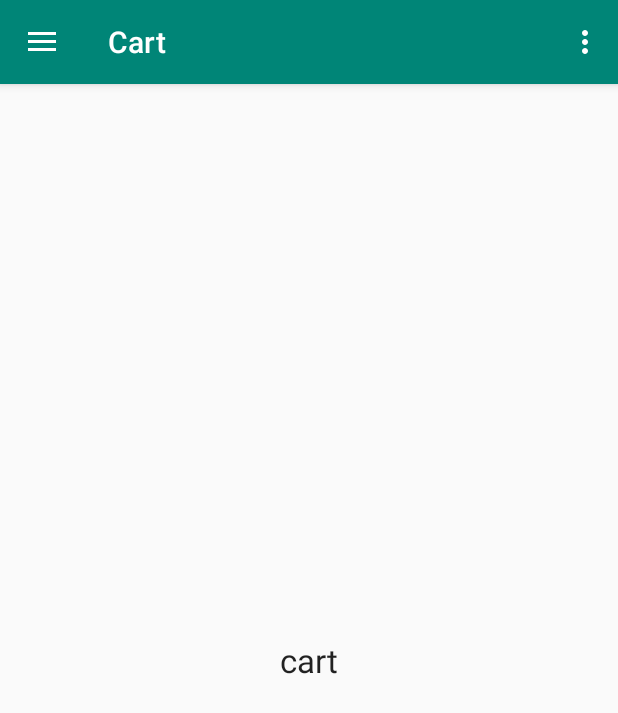
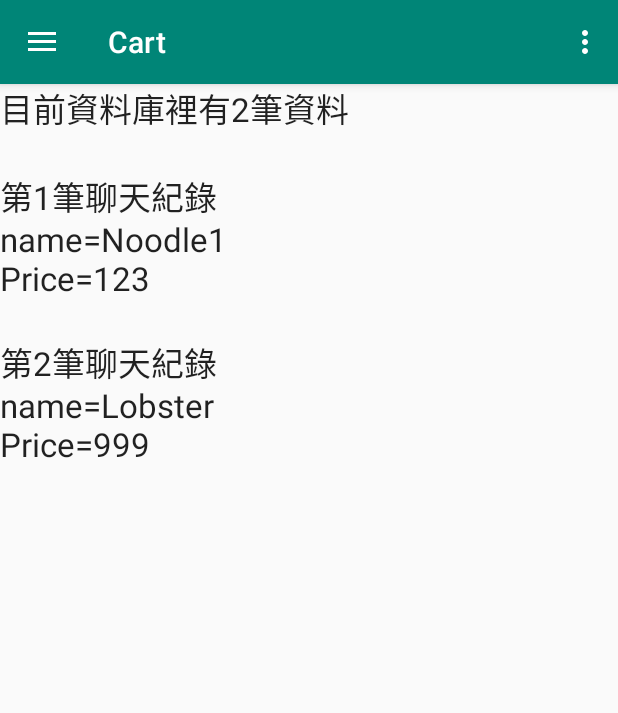
Before and after one commit to YummyLobster/Superior, an Android app: the screen it shows after launch (MainActivity), after a tap on "Cart", on a phone screen of 412 x 824 dp. Shown: the top 713 px of the screen. Run offline under Robolectric (Android 15) with nearby library versions, the light colour scheme and no system bars; 1 other tap on this screen came first.

Commit message:
CartFragment with sample data

```diff
--- a/app/src/main/java/com/example/phoebee/superiorproject/CartFragment.java
+++ b/app/src/main/java/com/example/phoebee/superiorproject/CartFragment.java
@@ -7,9 +7,16 @@ package com.example.phoebee.superiorproject;
         import android.view.LayoutInflater;
         import android.view.View;
         import android.view.ViewGroup;
+        import android.widget.TextView;
+
+        import com.example.phoebee.superiorproject.db.GoodDB;
+        import com.example.phoebee.superiorproject.model.Markets;
+
+        import java.util.List;
 
 public class CartFragment extends Fragment {
 
+    private TextView mCartList;
     @Override
     public void onViewCreated(View view, @Nullable Bundle savedInstanceState){
         super.onViewCreated(view, savedInstanceState);
@@ -20,7 +27,29 @@ public class CartFragment extends Fragment {
     @Nullable
     @Override
     public View onCreateView(LayoutInflater inflater, @Nullable ViewGroup container, Bundle savedInstanceState){
-        return inflater.inflate(R.layout.nav_cart, container, false);
+        View view = inflater.inflate(R.layout.nav_cart, container, false);
+
+        mCartList = (TextView)view.findViewById(R.id.shoppinglist);
+
+        // 建立資料庫物件
+        GoodDB test=new GoodDB(view.getContext());
+        // 如果資料庫是空的，就建立一些範例資料
+        // 這是為了方便測試用的，完成應用程式以後可以拿掉
+        if (test.getCount() == 0) {
+            test.sample();
+        }
+
+        mCartList.setText("目前資料庫裡有"+String.valueOf(test.getCount()).toString()+"筆資料\n");
+        // 取得所有記事資料
+        List<Markets> items=test.getAll();
+        for(Markets i:items){
+            mCartList.append("\n第"+String.valueOf(i.getId()).toString()+"筆聊天紀錄\n");
+            mCartList.append("name="+i.getName()+"\n");
+            mCartList.append("Price="+String.valueOf(i.getPrice()).toString()+"\n");
+        }
+        test.close();
+
+        return view;
     }
 
 }
--- a/app/src/main/java/com/example/phoebee/superiorproject/db/GoodDB.java
+++ b/app/src/main/java/com/example/phoebee/superiorproject/db/GoodDB.java
@@ -133,7 +133,7 @@ public class GoodDB {
         Markets result = new Markets();
         result.setId(cursor.getLong(0));
         result.setName(cursor.getString(1));
-        result.setPrice(cursor.getString(2));
+        result.setPrice(cursor.getLong(2));
         result.setCategory(cursor.getString(3));
         result.setImage(cursor.getString(4));
         result.setMarket(cursor.getString(5));
@@ -152,13 +152,14 @@ public class GoodDB {
 
     // 建立範例資料
     public void sample() {
-//        Markets item = new Markets(0,"test 玩家1號",null);
-//        Markets item2 = new Markets(0,"test 玩家2號","內文zxc");
-//        Markets item3 = new Markets(0,"test 玩家3號","內文asd");
-//        Markets item4 = new Markets(0,"test 玩家4號","內文qwe");
-//        insert(item);
-//        insert(item2);
-//        insert(item3);
-//        insert(item4);
+        String iName = "Noodle1";
+        Long iPrice = 123L;
+        String iCategory = "Food";
+        String iImage = "www.google.com";
+        String iMarket = "99Ranch";
+        Markets item = new Markets(iName,iPrice,iCategory,iImage,iMarket);
+        Markets item2 = new Markets("Lobster",999L,"Seafood",iImage,iMarket);
+        insert(item);
+        insert(item2);
     }
 }
--- a/app/src/main/java/com/example/phoebee/superiorproject/model/Markets.java
+++ b/app/src/main/java/com/example/phoebee/superiorproject/model/Markets.java
@@ -4,20 +4,20 @@ package com.example.phoebee.superiorproject.model;
 public class Markets {
     private long id;
     private String name;
-    private String price;
+    private long price;
     private String category;
     private String image;
     private String market;
     public Markets(){
     }
-    public Markets(String name, String price, String category, String image, String market) {
+    public Markets(String name, long price, String category, String image, String market) {
         this.name = name;
         this.price = price;
         this.category = category;
         this.image = image;
         this.market = market;
     }
-    public Markets(long id,String name, String price, String category, String image, String market) {
+    public Markets(long id,String name, long price, String category, String image, String market) {
         this.id=id;
         this.name = name;
         this.price = price;
@@ -40,11 +40,11 @@ public class Markets {
         this.name = name;
     }
 
-    public String getPrice() {
+    public long getPrice() {
         return price;
     }
 
-    public void setPrice(String price) {
+    public void setPrice(long price) {
         this.price = price;
     }
 
--- a/app/src/main/java/com/example/phoebee/superiorproject/utilities/JSONUtils.java
+++ b/app/src/main/java/com/example/phoebee/superiorproject/utilities/JSONUtils.java
@@ -23,7 +23,7 @@ public class JSONUtils {
             for (int i = 0; i < jsonArray.length(); i++) {
                 JSONObject object = jsonArray.getJSONObject(i);
                 String name = object.getString("name");
-                String price = object.getString("price");
+                Long price = object.getLong("price");
                 String category = object.getString("Category");
                 String image = object.getString("image");
                 String market = object.getString("market");
--- a/app/src/main/res/layout/nav_cart.xml
+++ b/app/src/main/res/layout/nav_cart.xml
@@ -6,12 +6,10 @@
     android:orientation="vertical">
 
     <TextView
-        android:layout_centerHorizontal="true"
-        android:layout_centerVertical="true"
-        android:text="cart"
-        android:textAppearance="@style/Base.TextAppearance.AppCompat.Large"
+        android:id="@+id/shoppinglist"
         android:layout_width="wrap_content"
         android:layout_height="wrap_content"
-        android:id="@+id/textView2"/>
+        android:text="Test:"
+        android:textAppearance="?android:attr/textAppearanceLarge" />
 
 </RelativeLayout>
--- a/app/src/main/res/layout/nav_record.xml
+++ b/app/src/main/res/layout/nav_record.xml
@@ -11,6 +11,6 @@
         android:textAppearance="@style/Base.TextAppearance.AppCompat.Large"
         android:layout_width="wrap_content"
         android:layout_height="wrap_content"
-        android:id="@+id/textView2"/>
+        android:id="@+id/textView"/>
 
 </RelativeLayout>
```
Also changed, not shown: app/src/main/java/com/example/phoebee/superiorproject/MarketsAdapter.java (+18 -5 lines).
